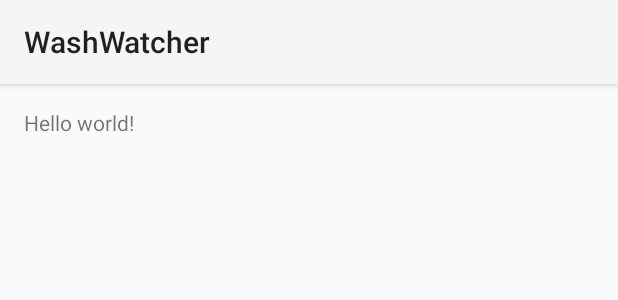
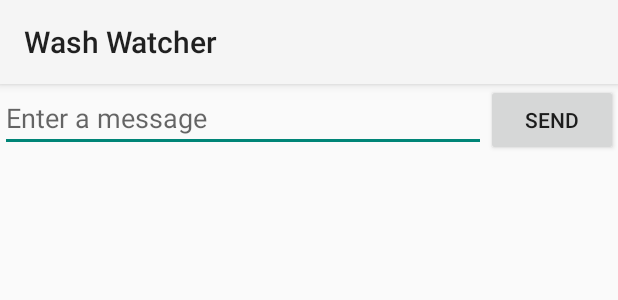
Before and after one commit to jhungerford/wash-watcher, an Android app: the layout activity_my.xml on its own in the app's theme, with its tools: preview values and no code run, on a phone screen of 412 x 824 dp. Shown: the top 300 px of the screen. Run offline under Robolectric (Android 15) with nearby library versions, the phone set to English and light mode, and no system bars.

Commit message:
Simple user interface tutorial.
https://developer.android.com/training/basics/firstapp/building-ui.html

```diff
--- a/app/src/main/res/layout/activity_my.xml
+++ b/app/src/main/res/layout/activity_my.xml
@@ -1,11 +1,15 @@
-<RelativeLayout xmlns:android="http://schemas.android.com/apk/res/android"
-    xmlns:tools="http://schemas.android.com/tools" android:layout_width="match_parent"
-    android:layout_height="match_parent" android:paddingLeft="@dimen/activity_horizontal_margin"
-    android:paddingRight="@dimen/activity_horizontal_margin"
-    android:paddingTop="@dimen/activity_vertical_margin"
-    android:paddingBottom="@dimen/activity_vertical_margin" tools:context=".MyActivity">
-
-    <TextView android:text="@string/hello_world" android:layout_width="wrap_content"
-        android:layout_height="wrap_content" />
-
-</RelativeLayout>
+<LinearLayout xmlns:android="http://schemas.android.com/apk/res/android"
+    xmlns:tools="http://schemas.android.com/tools"
+    android:layout_width="match_parent"
+    android:layout_height="match_parent">
+    <EditText
+        android:id="@+id/edit_message"
+        android:layout_width="0dp"
+        android:layout_height="wrap_content"
+        android:layout_weight="1"
+        android:hint="@string/edit_message" />
+    <Button
+        android:layout_width="wrap_content"
+        android:layout_height="wrap_content"
+        android:text="@string/button_send" />
+</LinearLayout>
--- a/app/src/main/res/values/strings.xml
+++ b/app/src/main/res/values/strings.xml
@@ -1,6 +1,7 @@
 <resources>
-    <string name="app_name">WashWatcher</string>
-
-    <string name="hello_world">Hello world!</string>
+    <string name="app_name">Wash Watcher</string>
+    <string name="edit_message">Enter a message</string>
+    <string name="button_send">Send</string>
+    <string name="title_activity_main">MainActivity</string>
     <string name="action_settings">Settings</string>
 </resources>
```
